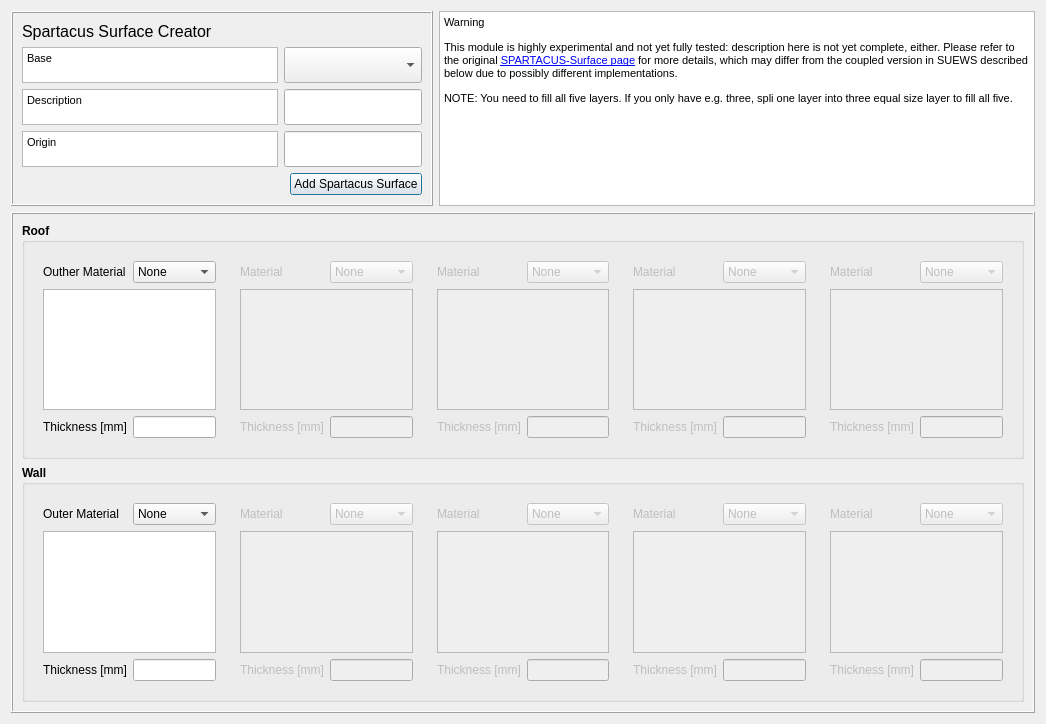
Above: tabs/spartacus_surface_tab.ui from gusbacos/suews_database_manager before the change. Below: the same form after it.
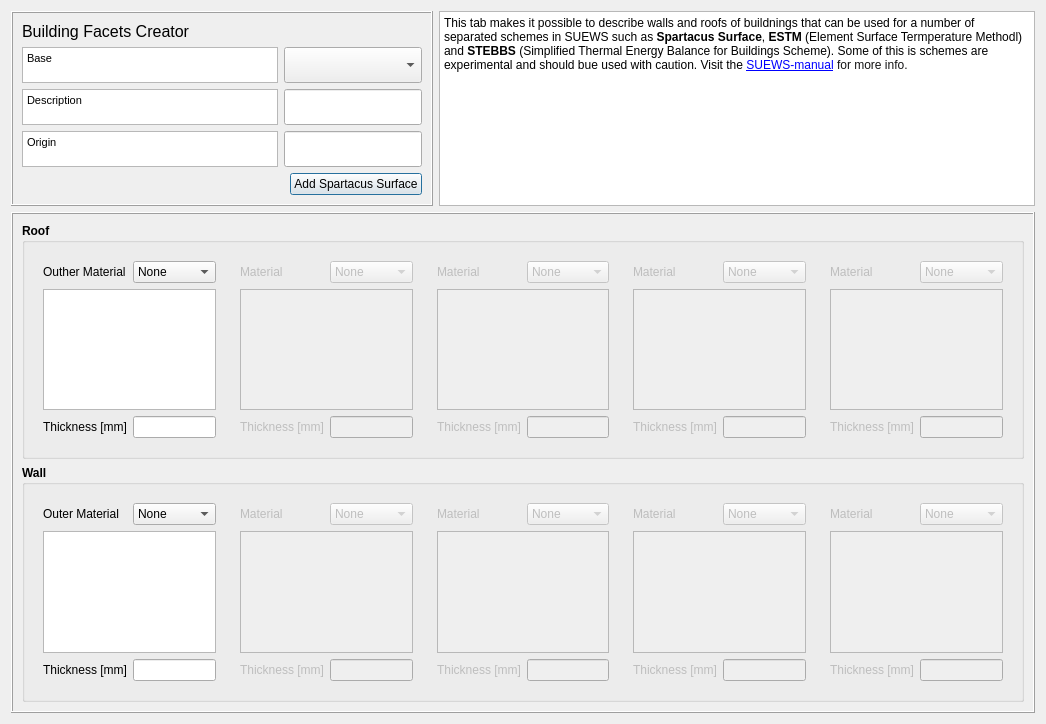
That is the form after the change. Custom widgets are drawn as their Qt base class.

What changed in the file:
```diff
--- a/tabs/spartacus_surface_tab.ui
+++ b/tabs/spartacus_surface_tab.ui
@@ -1082,7 +1082,7 @@
 &lt;html&gt;&lt;head&gt;&lt;meta name=&quot;qrichtext&quot; content=&quot;1&quot; /&gt;&lt;style type=&quot;text/css&quot;&gt;
 p, li { white-space: pre-wrap; }
 &lt;/style&gt;&lt;/head&gt;&lt;body style=&quot; font-family:'MS Shell Dlg 2'; font-size:8pt; font-weight:400; font-style:normal;&quot;&gt;
-&lt;p style=&quot; margin-top:0px; margin-bottom:0px; margin-left:0px; margin-right:0px; -qt-block-indent:0; text-indent:0px;&quot;&gt;&lt;span style=&quot; font-size:12pt;&quot;&gt;Spartacus Surface Creator&lt;/span&gt;&lt;/p&gt;&lt;/body&gt;&lt;/html&gt;</string>
+&lt;p style=&quot; margin-top:0px; margin-bottom:0px; margin-left:0px; margin-right:0px; -qt-block-indent:0; text-indent:0px;&quot;&gt;&lt;span style=&quot; font-size:12pt;&quot;&gt;Building Facets Creator&lt;/span&gt;&lt;/p&gt;&lt;/body&gt;&lt;/html&gt;</string>
         </property>
        </widget>
       </item>
@@ -1130,9 +1130,7 @@
 &lt;html&gt;&lt;head&gt;&lt;meta name=&quot;qrichtext&quot; content=&quot;1&quot; /&gt;&lt;style type=&quot;text/css&quot;&gt;
 p, li { white-space: pre-wrap; }
 &lt;/style&gt;&lt;/head&gt;&lt;body style=&quot; font-family:'MS Shell Dlg 2'; font-size:7.8pt; font-weight:400; font-style:normal;&quot;&gt;
-&lt;p style=&quot; margin-top:12px; margin-bottom:12px; margin-left:0px; margin-right:0px; -qt-block-indent:0; text-indent:0px;&quot;&gt;&lt;span style=&quot; font-size:8pt;&quot;&gt;Warning&lt;/span&gt;&lt;/p&gt;
-&lt;p style=&quot; margin-top:12px; margin-bottom:12px; margin-left:0px; margin-right:0px; -qt-block-indent:0; text-indent:0px;&quot;&gt;&lt;span style=&quot; font-size:8pt;&quot;&gt;This module is highly experimental and not yet fully tested: description here is not yet complete, either. Please refer to the original &lt;/span&gt;&lt;a href=&quot;https://github.com/ecmwf/spartacus-surface&quot;&gt;&lt;span style=&quot; font-size:8pt; text-decoration: underline; color:#0000ff;&quot;&gt;SPARTACUS-Surface page&lt;/span&gt;&lt;/a&gt;&lt;span style=&quot; font-size:8pt;&quot;&gt; for more details, which may differ from the coupled version in SUEWS described below due to possibly different implementations.&lt;/span&gt;&lt;/p&gt;
-&lt;p style=&quot; margin-top:12px; margin-bottom:12px; margin-left:0px; margin-right:0px; -qt-block-indent:0; text-indent:0px;&quot;&gt;&lt;span style=&quot; font-size:8pt;&quot;&gt;NOTE: You need to fill all five layers. If you only have e.g. three, spli one layer into three equal size layer to fill all five.&lt;/span&gt;&lt;/p&gt;&lt;/body&gt;&lt;/html&gt;</string>
+&lt;p style=&quot; margin-top:0px; margin-bottom:0px; margin-left:0px; margin-right:0px; -qt-block-indent:0; text-indent:0px;&quot;&gt;&lt;span style=&quot; font-size:9pt;&quot;&gt;This tab makes it possible to describe walls and roofs of buildnings that can be used for a number of separated schemes in SUEWS such as &lt;/span&gt;&lt;span style=&quot; font-size:9pt; font-weight:600;&quot;&gt;Spartacus Surface&lt;/span&gt;&lt;span style=&quot; font-size:9pt;&quot;&gt;, &lt;/span&gt;&lt;span style=&quot; font-size:9pt; font-weight:600;&quot;&gt;ESTM&lt;/span&gt;&lt;span style=&quot; font-size:9pt;&quot;&gt; (Element Surface Termperature Methodl) and &lt;/span&gt;&lt;span style=&quot; font-size:9pt; font-weight:600;&quot;&gt;STEBBS&lt;/span&gt;&lt;span style=&quot; font-size:9pt;&quot;&gt; (Simplified Thermal Energy Balance for Buildings Scheme). Some of this is schemes are experimental and should bue used with caution. Visit the &lt;/span&gt;&lt;a href=&quot;https://suews.readthedocs.io/en/latest/&quot;&gt;&lt;span style=&quot; font-size:9pt; text-decoration: underline; color:#0000ff;&quot;&gt;SUEWS-manual&lt;/span&gt;&lt;/a&gt;&lt;span style=&quot; font-family:'Inter Var','Inter','Roboto','Arial','sans-serif'; font-size:9pt; color:#131314; background-color:#ffffff;&quot;&gt; for more info. &lt;/span&gt;&lt;/p&gt;&lt;/body&gt;&lt;/html&gt;</string>
      </property>
      <property name="openExternalLinks">
       <bool>true</bool>
```
Left out of the diff: 4 changed lines with no effect on the pictures.
